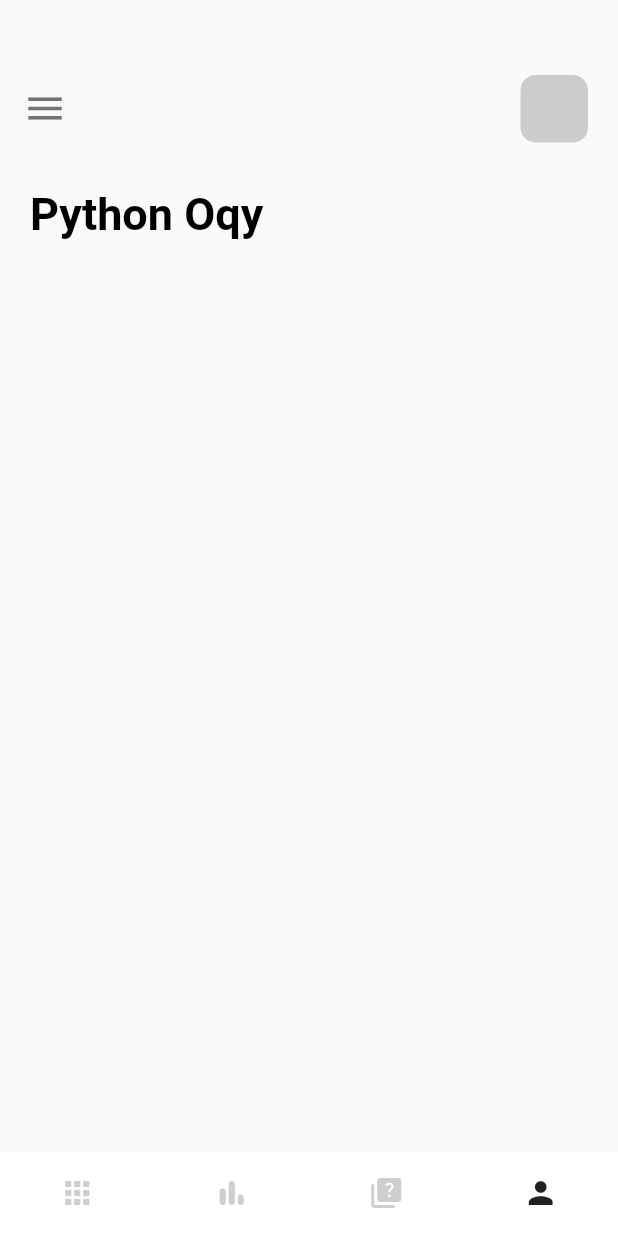
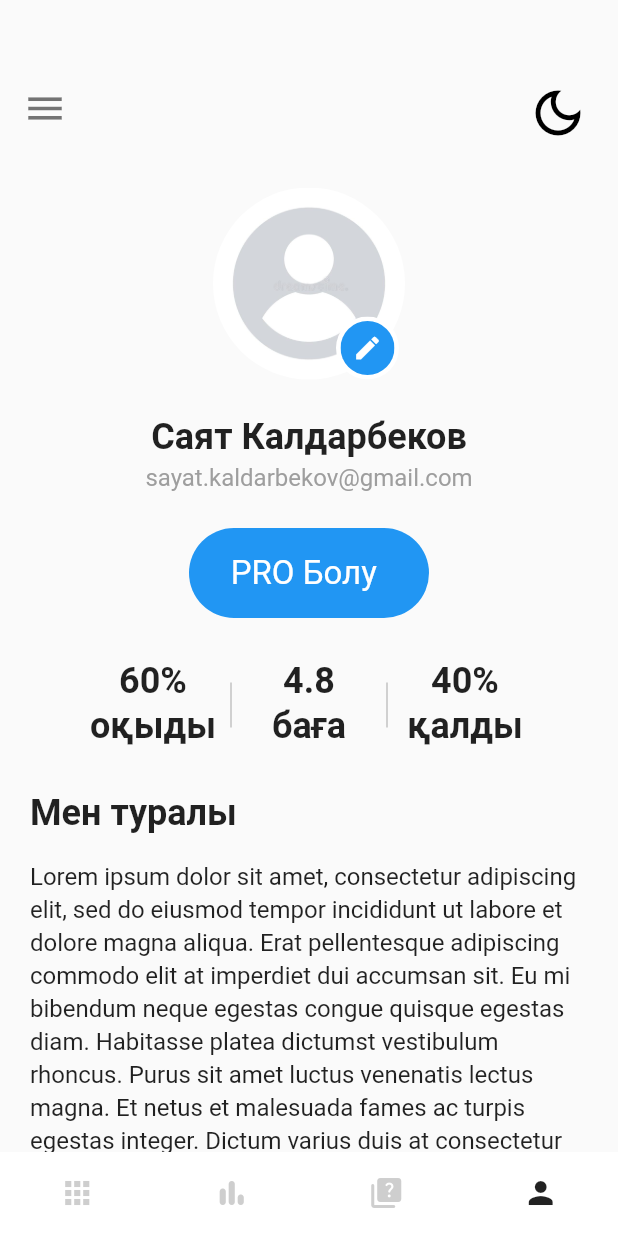
Before and after one commit to kosynka/Python-Oqy---flutter-proj, a Flutter app: the MainPage screen opened directly, item 4 of the bottom bar chosen, on a phone screen of 412 x 824 dp. Run offline on Flutter 3.47's test engine with Material 2 defaults, Android fonts, the phone set to English and light mode, and no system bars; our stand-ins replace flutter_bloc.

Commit message:
added user page and user photo everywhere

```diff
--- a/lib/home_page.dart
+++ b/lib/home_page.dart
@@ -1,8 +1,9 @@
 import 'package:flutter/material.dart';
-import 'package:flutter_bloc/flutter_bloc.dart';
+import 'package:learn_python/nav_pages/user_preferences.dart';
 import 'package:learn_python/widgets/app_large_text.dart';
 import 'package:learn_python/widgets/app_text.dart';
 import 'detail_page.dart';
+import 'nav_pages/user_preferences.dart';
 
 class HomePage extends StatefulWidget {
   const HomePage({Key? key}) : super(key: key);
@@ -19,6 +20,7 @@ class _HomePageState extends State<HomePage> with TickerProviderStateMixin {
     '3dmodelling.jpg': '3D модельдеу',
   };
 
+  final user = UserPreferences.myUser;
   @override
   Widget build(BuildContext context) {
     TabController _tabController = TabController(length: 3, vsync: this);
@@ -35,7 +37,8 @@ class _HomePageState extends State<HomePage> with TickerProviderStateMixin {
               width: 45,
               height: 45,
               decoration: BoxDecoration(
-                  borderRadius: BorderRadius.circular(10),
+                  image: DecorationImage(image: AssetImage(user.imagePath)),
+                  borderRadius: BorderRadius.circular(20),
                   color: Colors.grey.withOpacity(0.5)),
             ),
           ],
--- a/lib/nav_pages/bar_item_page.dart
+++ b/lib/nav_pages/bar_item_page.dart
@@ -1,5 +1,6 @@
 import 'package:flutter/material.dart';
 import 'package:flutter_bloc/flutter_bloc.dart';
+import 'package:learn_python/nav_pages/user_preferences.dart';
 import 'package:learn_python/widgets/app_large_text.dart';
 import 'package:learn_python/widgets/app_text.dart';
 import '../detail_page.dart';
@@ -7,6 +8,7 @@ import '../detail_page.dart';
 class BarItemPage extends StatelessWidget {
   const BarItemPage({Key? key}) : super(key: key);
 
+  final user = UserPreferences.myUser;
   @override
   Widget build(BuildContext context) {
     return Scaffold(
@@ -24,7 +26,8 @@ class BarItemPage extends StatelessWidget {
                   width: 45,
                   height: 45,
                   decoration: BoxDecoration(
-                      borderRadius: BorderRadius.circular(10),
+                      image: DecorationImage(image: AssetImage(user.imagePath)),
+                      borderRadius: BorderRadius.circular(20),
                       color: Colors.grey.withOpacity(0.5)),
                 ),
               ],
--- a/lib/nav_pages/main_page.dart
+++ b/lib/nav_pages/main_page.dart
@@ -12,7 +12,7 @@ class MainPage extends StatefulWidget {
 }
 
 class _MainPageState extends State<MainPage> {
-  List pages = [HomePage(), BarItemPage(), QuizPage(), MyPage()];
+  List pages = [HomePage(), BarItemPage(), QuizPage(), UserPage()];
 
   int currentIndex = 0;
   void onTap(int index) {
--- a/lib/nav_pages/my_page.dart
+++ b/lib/nav_pages/my_page.dart
@@ -1,12 +1,19 @@
 import 'package:flutter/material.dart';
-import 'package:flutter_bloc/flutter_bloc.dart';
-import 'package:learn_python/widgets/app_large_text.dart';
-import 'package:learn_python/widgets/app_text.dart';
-import '../detail_page.dart';
+import 'package:learn_python/nav_pages/profile_widget.dart';
+import 'package:learn_python/nav_pages/user.dart';
+import 'package:learn_python/nav_pages/user_preferences.dart';
 
-class MyPage extends StatelessWidget {
-  const MyPage({Key? key}) : super(key: key);
+import '../widgets/responsive_button.dart';
 
+class UserPage extends StatefulWidget {
+  const UserPage({Key? key}) : super(key: key);
+
+  @override
+  State<UserPage> createState() => _UserPageState();
+}
+
+class _UserPageState extends State<UserPage> {
+  final user = UserPreferences.myUser;
   @override
   Widget build(BuildContext context) {
     return Scaffold(
@@ -17,26 +24,125 @@ class MyPage extends StatelessWidget {
             padding: const EdgeInsets.only(top: 50, left: 15),
             child: Row(
               children: [
-                Icon(Icons.menu, size: 30, color: Colors.black54),
+                const Icon(Icons.menu, size: 30, color: Colors.black54),
                 Expanded(child: Container()),
                 Container(
+                  padding: const EdgeInsets.only(top: 5),
                   margin: const EdgeInsets.only(right: 20),
-                  width: 45,
-                  height: 45,
-                  decoration: BoxDecoration(
-                      borderRadius: BorderRadius.circular(10),
-                      color: Colors.grey.withOpacity(0.5)),
+                  child: const Icon(
+                    Icons.dark_mode_outlined,
+                    size: 40,
+                    color: Colors.black,
+                  ),
                 ),
               ],
             ),
-          ), //menu button
-          SizedBox(height: 30),
-          Container(
-            margin: const EdgeInsets.only(left: 20),
-            child: AppLargeText(text: 'Python Oqy'),
-          ), //python oqy
+          ),
+          const SizedBox(height: 30),
+          ProfileWidget(
+            imagePath: user.imagePath,
+            onClicked: () async {},
+          ),
+          const SizedBox(height: 24),
+          buildName(user),
+          const SizedBox(height: 24),
+          Center(
+            child: Container(
+              child: GestureDetector(
+                onTap: () {},
+                child: Container(
+                  child: ResponsiveButton(
+                    width: 160,
+                    text: 'PRO Болу',
+                    color: Colors.blue,
+                    hasIcon: false,
+                    borderRadius: 30,
+                    textSize: 22,
+                  ),
+                ),
+              ),
+            ),
+          ),
+          const SizedBox(height: 24),
+          IntrinsicHeight(
+            child: Row(
+              mainAxisAlignment: MainAxisAlignment.center,
+              children: [
+                buildButton(context, '60%', 'оқыды'),
+                buildDivider(),
+                buildButton(context, '4.8', 'баға'),
+                buildDivider(),
+                buildButton(context, '40%', 'қалды'),
+              ],
+            ),
+          ),
+          const SizedBox(height: 24),
+          buildAbout(),
         ],
       ),
     );
   }
+
+  Widget buildAbout() => Container(
+        padding: EdgeInsets.symmetric(horizontal: 20),
+        child: Column(
+          crossAxisAlignment: CrossAxisAlignment.start,
+          children: [
+            const Text(
+              'Мен туралы',
+              style: TextStyle(fontSize: 24, fontWeight: FontWeight.bold),
+            ),
+            const SizedBox(height: 16),
+            Text(
+              user.about,
+              style: const TextStyle(fontSize: 16, height: 1.4),
+            ),
+          ],
+        ),
+      );
+
+  Widget buildDivider() => Container(
+        height: 30,
+        child:
+            VerticalDivider(color: Colors.grey.withOpacity(0.6), thickness: 1),
+      );
+
+  Widget buildName(User user) => Center(
+        child: Column(
+          mainAxisAlignment: MainAxisAlignment.center,
+          crossAxisAlignment: CrossAxisAlignment.center,
+          children: [
+            Text(
+              user.name,
+              style: TextStyle(fontWeight: FontWeight.bold, fontSize: 24),
+            ),
+            const SizedBox(height: 4),
+            Text(
+              user.email,
+              style: TextStyle(color: Colors.grey, fontSize: 16),
+            ),
+          ],
+        ),
+      );
+  Widget buildButton(BuildContext context, String value, String text) =>
+      (MaterialButton(
+        padding: EdgeInsets.symmetric(vertical: 4),
+        onPressed: () {},
+        child: Column(
+          mainAxisAlignment: MainAxisAlignment.start,
+          mainAxisSize: MainAxisSize.min,
+          children: [
+            Text(
+              value,
+              style: TextStyle(fontWeight: FontWeight.bold, fontSize: 24),
+            ),
+            SizedBox(height: 2),
+            Text(
+              text,
+              style: TextStyle(fontWeight: FontWeight.bold, fontSize: 24),
+            ),
+            SizedBox(height: 2),
+          ],
+        ),
+      ));
 }
--- /dev/null
+++ b/lib/nav_pages/profile_widget.dart
@@ -0,0 +1,72 @@
+import 'package:flutter/material.dart';
+
+class ProfileWidget extends StatelessWidget {
+  final String imagePath;
+  final VoidCallback onClicked;
+
+  const ProfileWidget({
+    Key? key,
+    required this.imagePath,
+    required this.onClicked,
+  }) : super(key: key);
+
+  @override
+  Widget build(BuildContext context) {
+    final color = Theme.of(context).colorScheme.primary;
+
+    return Center(
+      child: Stack(
+        children: [
+          buildImage(),
+          Positioned(
+            bottom: 0,
+            right: 4,
+            child: buildEditIcon(color),
+          )
+        ],
+      ),
+    );
+  }
+
+  Widget buildImage() {
+    return ClipOval(
+      child: Material(
+        color: Colors.transparent,
+        child: Ink.image(
+          image: AssetImage(imagePath),
+          fit: BoxFit.cover,
+          width: 128,
+          height: 128,
+          child: InkWell(onTap: onClicked),
+        ),
+      ),
+    );
+  }
+
+  Widget buildEditIcon(Color color) => buildCircle(
+        color: Colors.white,
+        all: 3,
+        child: buildCircle(
+          color: color,
+          all: 8,
+          child: Icon(
+            Icons.edit,
+            color: Colors.white,
+            size: 20,
+          ),
+        ),
+      );
+
+  Widget buildCircle({
+    required Color color,
+    required double all,
+    required Widget child,
+  }) =>
+      ClipOval(
+        child: Container(
+          padding: EdgeInsets.all(all),
+          color: color,
+          child: child,
+        ),
+      );
+}
--- a/lib/nav_pages/quiz_page.dart
+++ b/lib/nav_pages/quiz_page.dart
@@ -1,4 +1,5 @@
 import 'package:flutter/material.dart';
+import 'package:learn_python/nav_pages/user_preferences.dart';
 import '../widgets/app_large_text.dart';
 import './quiz.dart';
 import './result.dart';
@@ -92,6 +93,7 @@ class _QuizPageState extends State<QuizPage> {
     }
   }
 
+  final user = UserPreferences.myUser;
   @override
   Widget build(BuildContext context) {
     return Scaffold(
@@ -109,7 +111,8 @@ class _QuizPageState extends State<QuizPage> {
                   width: 45,
                   height: 45,
                   decoration: BoxDecoration(
-                      borderRadius: BorderRadius.circular(10),
+                      image: DecorationImage(image: AssetImage(user.imagePath)),
+                      borderRadius: BorderRadius.circular(20),
                       color: Colors.grey.withOpacity(0.5)),
                 ),
               ],
--- /dev/null
+++ b/lib/nav_pages/user.dart
@@ -0,0 +1,14 @@
+class User {
+  final String imagePath;
+  final String name;
+  final String email;
+  final String about;
+  final bool isDarkMode;
+
+  const User(
+      {required this.imagePath,
+      required this.name,
+      required this.email,
+      required this.about,
+      required this.isDarkMode});
+}
--- /dev/null
+++ b/lib/nav_pages/user_preferences.dart
@@ -0,0 +1,12 @@
+import 'package:learn_python/nav_pages/user.dart';
+
+class UserPreferences {
+  static const myUser = User(
+    imagePath: 'img/default-avatar-profile-image.jpg',
+    name: 'Саят Калдарбеков',
+    email: 'sayat.kaldarbekov@gmail.com',
+    about:
+        'Lorem ipsum dolor sit amet, consectetur adipiscing elit, sed do eiusmod tempor incididunt ut labore et dolore magna aliqua. Erat pellentesque adipiscing commodo elit at imperdiet dui accumsan sit. Eu mi bibendum neque egestas congue quisque egestas diam. Habitasse platea dictumst vestibulum rhoncus. Purus sit amet luctus venenatis lectus magna. Et netus et malesuada fames ac turpis egestas integer. Dictum varius duis at consectetur lorem. Cursus vitae congue mauris rhoncus aenean vel elit scelerisque mauris. Id aliquet risus feugiat in ante metus dictum at tempor.',
+    isDarkMode: false,
+  );
+}
--- a/lib/welcome_page.dart
+++ b/lib/welcome_page.dart
@@ -1,6 +1,4 @@
 import 'package:flutter/material.dart';
-import 'package:flutter_bloc/flutter_bloc.dart';
-import 'package:learn_python/home_page.dart';
 import 'package:learn_python/nav_pages/main_page.dart';
 import 'package:learn_python/widgets/app_text.dart';
 import 'package:learn_python/widgets/responsive_button.dart';
--- a/lib/widgets/responsive_button.dart
+++ b/lib/widgets/responsive_button.dart
@@ -3,19 +3,25 @@ import 'package:learn_python/widgets/app_text.dart';
 
 class ResponsiveButton extends StatelessWidget {
   bool? isResponsive;
+  bool? hasIcon;
   double? width;
   String text;
   Color color;
   Color itemColor;
+  double borderRadius;
+  double textSize;
 
-  ResponsiveButton(
-      {Key? key,
+  ResponsiveButton({
+    Key? key,
     this.width,
     this.isResponsive = false,
     this.text = 'келесі',
     this.color = Colors.blueAccent,
-      this.itemColor = Colors.black})
-      : super(key: key);
+    this.itemColor = Colors.black,
+    this.hasIcon = true,
+    this.borderRadius = 10,
+    this.textSize = 20,
+  }) : super(key: key);
 
   @override
   Widget build(BuildContext context) {
@@ -24,21 +30,24 @@ class ResponsiveButton extends StatelessWidget {
         width: width,
         height: 60,
         decoration: BoxDecoration(
-            borderRadius: BorderRadius.circular(10), color: color),
+            borderRadius: BorderRadius.circular(borderRadius), color: color),
         child: Row(
           mainAxisAlignment: MainAxisAlignment.center,
           children: [
             AppText(
-              size: 20,
+              size: textSize,
               text: text,
               color: Colors.white,
             ),
             SizedBox(width: 7),
-            Image.asset(
+            Container(
+                child: hasIcon == true
+                    ? Image.asset(
                         'img/next_button.png',
                         color: itemColor,
                         width: 40,
-            ),
+                      )
+                    : null),
           ],
         ),
       ),
--- a/pubspec.yaml
+++ b/pubspec.yaml
@@ -23,6 +23,7 @@ dev_dependencies:
 flutter:
   uses-material-design: true
   assets:
+    - img/
     - img/test.jpg
     - img/welcome-one.jpg
     - img/welcome-two.jpg
@@ -39,3 +40,4 @@ flutter:
     - img/wel1.png
     - img/wel2.png
     - img/wel3.png
+    - img/default-avatar-profile-image.jpg
```
Also changed, not shown: img/default-avatar-profile-image.jpg (added). Lines whose indentation alone changed are shown as unchanged.
